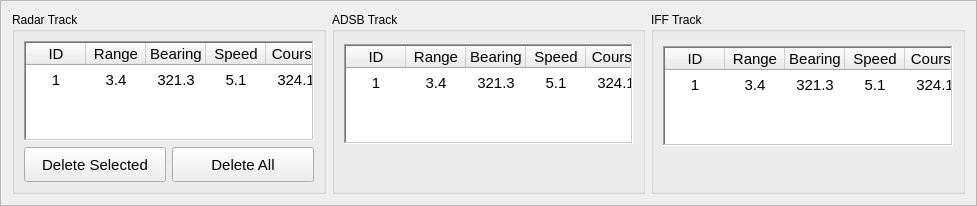
Old version of the form RadarArhanud-2020/framebottom.ui in the repository MiftahSalam/RadarArhanud-2020.
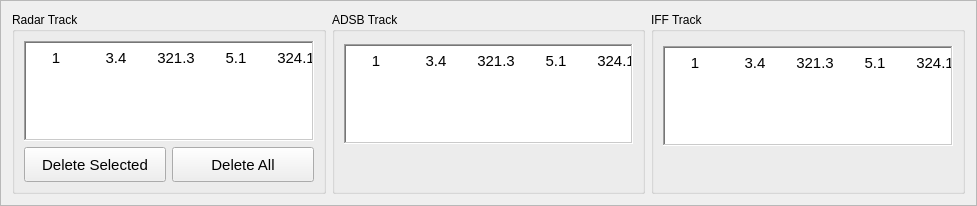
New version of the form.

Diff of the .ui file:
```diff
--- a/RadarArhanud-2020/framebottom.ui
+++ b/RadarArhanud-2020/framebottom.ui
@@ -88,7 +88,7 @@
          <number>6</number>
         </property>
         <attribute name="horizontalHeaderVisible">
-         <bool>true</bool>
+         <bool>false</bool>
         </attribute>
         <attribute name="horizontalHeaderCascadingSectionResizes">
          <bool>true</bool>
@@ -314,7 +314,7 @@
          <number>6</number>
         </property>
         <attribute name="horizontalHeaderVisible">
-         <bool>true</bool>
+         <bool>false</bool>
         </attribute>
         <attribute name="horizontalHeaderCascadingSectionResizes">
          <bool>true</bool>
@@ -498,7 +498,7 @@
          <number>6</number>
         </property>
         <attribute name="horizontalHeaderVisible">
-         <bool>true</bool>
+         <bool>false</bool>
         </attribute>
         <attribute name="horizontalHeaderCascadingSectionResizes">
          <bool>true</bool>
```
